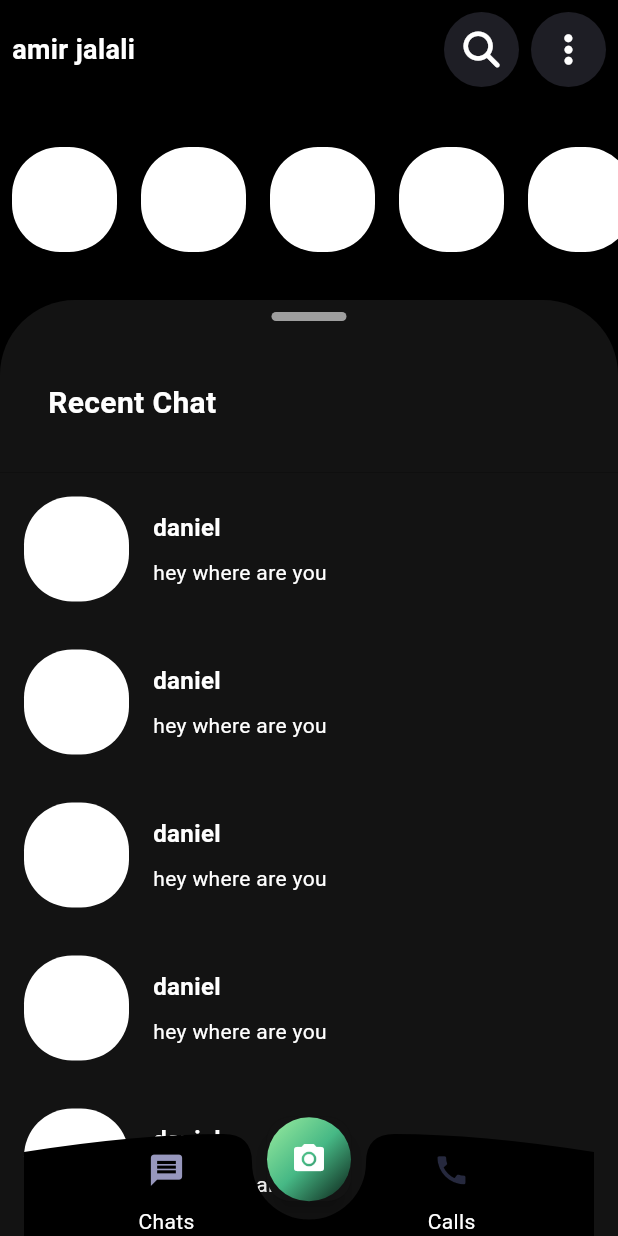
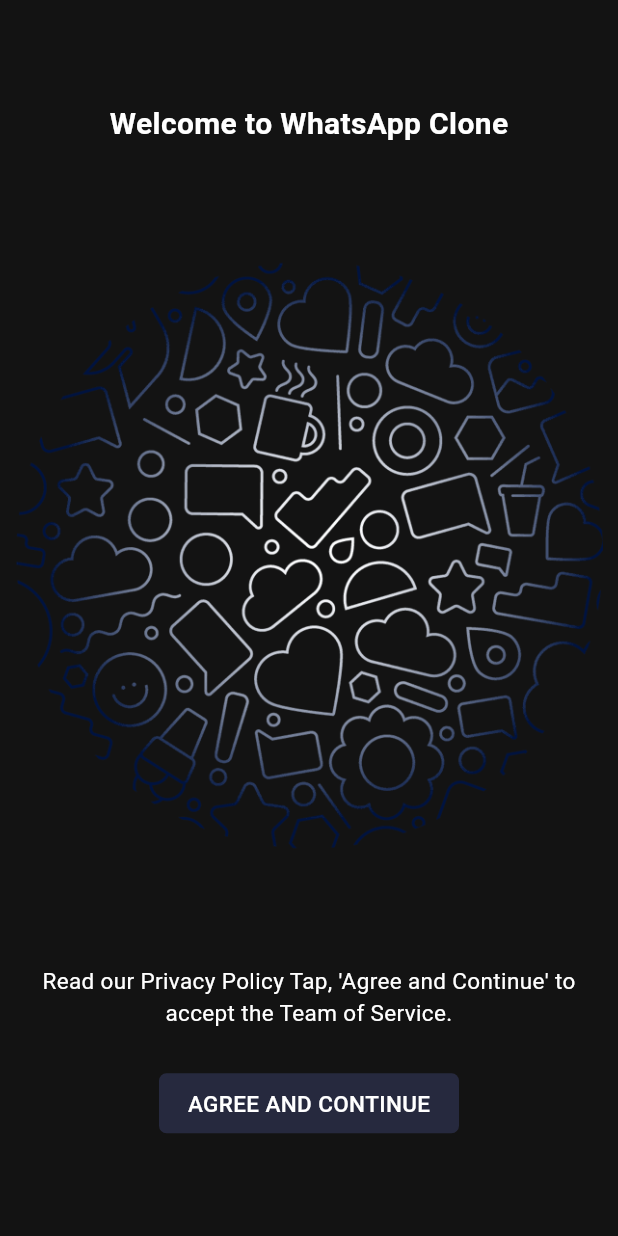
Before and after one commit to rim4j/whats_app_clone, a Flutter app: the screen it shows after launch, on a phone screen of 412 x 824 dp. Run offline on Flutter 3.47's test engine with Material 3 defaults, Android fonts, the phone set to English and light mode, and no system bars; our stand-ins replace flutter_bloc, font_awesome_flutter, google_fonts, lottie; missing offline and left inert: scale_button.

Commit message:
create welocme page

```diff
--- /dev/null
+++ b/lib/common/constants/asset_images.dart
@@ -0,0 +1,3 @@
+class AssetImages {
+  static const welcomeImage = "assets/images/bg_image.png";
+}
--- a/lib/config/routes/on_generate_route.dart
+++ b/lib/config/routes/on_generate_route.dart
@@ -2,6 +2,7 @@ import 'package:flutter/material.dart';
 import 'package:whats_app_clone/config/routes/route_names.dart';
 import 'package:whats_app_clone/config/theme/app_styles.dart';
 import 'package:whats_app_clone/features/chats/presentation/pages/single_chat_page.dart';
+import 'package:whats_app_clone/features/intro/presentation/pages/welcome_page.dart';
 
 class OnGenerateRoute {
   OnGenerateRoute._();
@@ -12,6 +13,9 @@ class OnGenerateRoute {
     switch (settings.name) {
       case RouteNames.singleChatPage:
         return routeBuilder(const SingleChatPage());
+
+      case RouteNames.welcomePage:
+        return routeBuilder(const WelcomePage());
       default:
         return routeBuilder(const NoPageFound());
     }
--- a/lib/config/routes/route_names.dart
+++ b/lib/config/routes/route_names.dart
@@ -1,4 +1,5 @@
 class RouteNames {
   RouteNames._();
   static const singleChatPage = "singleChatPage";
+  static const welcomePage = "welcomePage";
 }
--- /dev/null
+++ b/lib/features/intro/presentation/pages/welcome_page.dart
@@ -0,0 +1,62 @@
+import 'package:flutter/material.dart';
+import 'package:whats_app_clone/common/constants/asset_images.dart';
+import 'package:whats_app_clone/config/theme/app_styles.dart';
+
+class WelcomePage extends StatelessWidget {
+  const WelcomePage({super.key});
+
+  @override
+  Widget build(BuildContext context) {
+    final ColorScheme colorScheme = Theme.of(context).colorScheme;
+
+    return Scaffold(
+      backgroundColor: colorScheme.background,
+      body: Container(
+        margin: const EdgeInsets.symmetric(horizontal: 10, vertical: 30),
+        child: Column(
+          mainAxisAlignment: MainAxisAlignment.spaceAround,
+          children: [
+            Center(
+              child: Text("Welcome to WhatsApp Clone",
+                  style: robotoBold.copyWith(
+                    fontSize: 20,
+                  )),
+            ),
+            Image.asset(AssetImages.welcomeImage),
+            Column(
+              children: [
+                Text(
+                  "Read our Privacy Policy Tap, 'Agree and Continue' to accept the Team of Service.",
+                  textAlign: TextAlign.center,
+                  style: robotoRegular.copyWith(
+                    fontSize: 15,
+                  ),
+                ),
+                const SizedBox(
+                  height: 30,
+                ),
+                GestureDetector(
+                  onTap: () {},
+                  child: Container(
+                    width: 200,
+                    height: 40,
+                    decoration: BoxDecoration(
+                      color: colorScheme.primary,
+                      borderRadius: BorderRadius.circular(5),
+                    ),
+                    child: Center(
+                      child: Text(
+                        "AGREE AND CONTINUE",
+                        style: robotoMedium.copyWith(fontSize: 15),
+                      ),
+                    ),
+                  ),
+                )
+              ],
+            )
+          ],
+        ),
+      ),
+    );
+  }
+}
--- a/lib/main.dart
+++ b/lib/main.dart
@@ -6,7 +6,7 @@ import 'package:whats_app_clone/config/routes/on_generate_route.dart';
 import 'package:whats_app_clone/config/theme/theme.dart';
 import 'package:whats_app_clone/features/chats/presentation/pages/chats_page.dart';
 
-import 'package:whats_app_clone/features/intro/presentation/pages/splash_screen.dart';
+import 'package:whats_app_clone/features/intro/presentation/pages/splash_page.dart';
 
 void main() {
   runApp(
@@ -34,7 +34,7 @@ class MyApp extends StatelessWidget {
       title: 'Whats App',
       initialRoute: "/",
       onGenerateRoute: OnGenerateRoute.route,
-      routes: {"/": (context) => const MainWrapper()},
+      routes: {"/": (context) => const SplashPage()},
     );
   }
 }
--- a/pubspec.yaml
+++ b/pubspec.yaml
@@ -64,6 +64,7 @@ flutter:
   # To add assets to your application, add an assets section, like this:
   assets:
     - assets/animations/
+    - assets/images/
   #   - images/a_dot_ham.jpeg
 
   # An image asset can refer to one or more resolution-specific "variants", see
```
Also changed, not shown: lib/features/chats/presentation/pages/single_chat_page.dart (+4 -5 lines), lib/features/intro/presentation/pages/splash_page.dart (renamed from lib/features/intro/presentation/pages/splash_screen.dart, +18 -1 lines), assets/images/bg_image.png (added).
